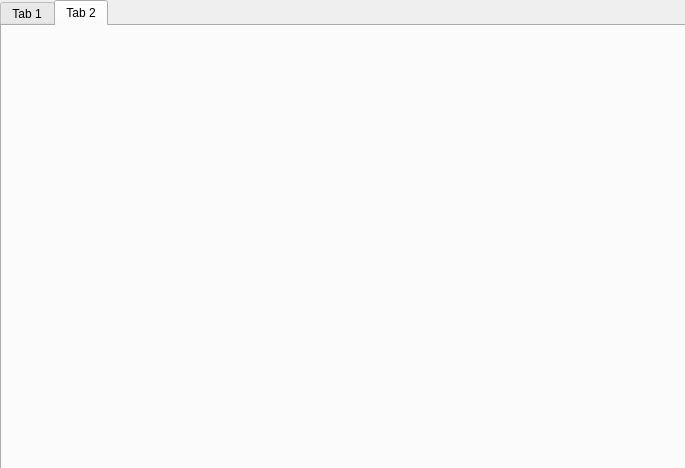
This is eco_cont_dialog_base.ui in MathieuChailloux/BioDispersal as Qt 5 draws it before an edit. The edited form follows.
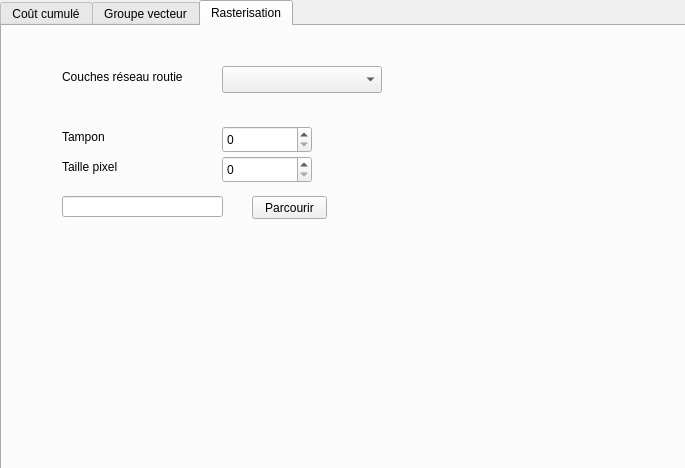
This is the edited form. The open tabs and pages were chosen to show the change. Custom widgets are drawn as their Qt base class.

Commit message: Adding groupVect tab. Connecting it to selectEntities function. Adding file utils.py.

```diff
--- a/eco_cont_dialog_base.ui
+++ b/eco_cont_dialog_base.ui
@@ -30,7 +30,7 @@
    </property>
    <widget class="QWidget" name="tab">
     <attribute name="title">
-     <string>Tab 1</string>
+     <string>Coût cumulé</string>
     </attribute>
     <widget class="QDialogButtonBox" name="button_box">
      <property name="geometry">
@@ -154,14 +154,198 @@
      </property>
     </widget>
    </widget>
+   <widget class="QWidget" name="tab_3">
+    <attribute name="title">
+     <string>Groupe vecteur</string>
+    </attribute>
+    <widget class="QLabel" name="label_7">
+     <property name="geometry">
+      <rect>
+       <x>130</x>
+       <y>60</y>
+       <width>121</width>
+       <height>21</height>
+      </rect>
+     </property>
+     <property name="text">
+      <string>Couche</string>
+     </property>
+    </widget>
+    <widget class="QgsMapLayerComboBox" name="groupVectMapLayer">
+     <property name="geometry">
+      <rect>
+       <x>290</x>
+       <y>60</y>
+       <width>160</width>
+       <height>27</height>
+      </rect>
+     </property>
+    </widget>
+    <widget class="QgsFieldExpressionWidget" name="groupVectFieldExpr">
+     <property name="geometry">
+      <rect>
+       <x>250</x>
+       <y>120</y>
+       <width>200</width>
+       <height>27</height>
+      </rect>
+     </property>
+    </widget>
+    <widget class="QLabel" name="label_8">
+     <property name="geometry">
+      <rect>
+       <x>100</x>
+       <y>120</y>
+       <width>121</width>
+       <height>21</height>
+      </rect>
+     </property>
+     <property name="text">
+      <string>Expression</string>
+     </property>
+    </widget>
+    <widget class="QLabel" name="label_9">
+     <property name="geometry">
+      <rect>
+       <x>100</x>
+       <y>190</y>
+       <width>61</width>
+       <height>21</height>
+      </rect>
+     </property>
+     <property name="text">
+      <string>Groupe</string>
+     </property>
+    </widget>
+    <widget class="QComboBox" name="groupVectGroup">
+     <property name="geometry">
+      <rect>
+       <x>250</x>
+       <y>190</y>
+       <width>69</width>
+       <height>22</height>
+      </rect>
+     </property>
+    </widget>
+    <widget class="QPushButton" name="groupVectRun">
+     <property name="geometry">
+      <rect>
+       <x>380</x>
+       <y>190</y>
+       <width>75</width>
+       <height>23</height>
+      </rect>
+     </property>
+     <property name="text">
+      <string>PushButton</string>
+     </property>
+    </widget>
+   </widget>
    <widget class="QWidget" name="tab_2">
     <attribute name="title">
-     <string>Tab 2</string>
+     <string>Rasterisation</string>
     </attribute>
+    <widget class="QLabel" name="label_4">
+     <property name="geometry">
+      <rect>
+       <x>60</x>
+       <y>40</y>
+       <width>121</width>
+       <height>21</height>
+      </rect>
+     </property>
+     <property name="text">
+      <string>Couches réseau routier</string>
+     </property>
+    </widget>
+    <widget class="QgsMapLayerComboBox" name="mMapLayerComboBox">
+     <property name="geometry">
+      <rect>
+       <x>220</x>
+       <y>40</y>
+       <width>160</width>
+       <height>27</height>
+      </rect>
+     </property>
+    </widget>
+    <widget class="QgsSpinBox" name="mQgsSpinBox">
+     <property name="geometry">
+      <rect>
+       <x>220</x>
+       <y>100</y>
+       <width>90</width>
+       <height>27</height>
+      </rect>
+     </property>
+    </widget>
+    <widget class="QLabel" name="label_5">
+     <property name="geometry">
+      <rect>
+       <x>60</x>
+       <y>100</y>
+       <width>121</width>
+       <height>21</height>
+      </rect>
+     </property>
+     <property name="text">
+      <string>Tampon</string>
+     </property>
+    </widget>
+    <widget class="QPushButton" name="pushButton_2">
+     <property name="geometry">
+      <rect>
+       <x>250</x>
+       <y>170</y>
+       <width>75</width>
+       <height>23</height>
+      </rect>
+     </property>
+     <property name="text">
+      <string>Parcourir</string>
+     </property>
+    </widget>
+    <widget class="QLineEdit" name="lineEdit_2">
+     <property name="geometry">
+      <rect>
+       <x>60</x>
+       <y>170</y>
+       <width>161</width>
+       <height>21</height>
+      </rect>
+     </property>
+    </widget>
+    <widget class="QLabel" name="label_6">
+     <property name="geometry">
+      <rect>
+       <x>60</x>
+       <y>130</y>
+       <width>121</width>
+       <height>21</height>
+      </rect>
+     </property>
+     <property name="text">
+      <string>Taille pixel</string>
+     </property>
+    </widget>
+    <widget class="QgsSpinBox" name="mQgsSpinBox_2">
+     <property name="geometry">
+      <rect>
+       <x>220</x>
+       <y>130</y>
+       <width>90</width>
+       <height>27</height>
+      </rect>
+     </property>
+    </widget>
    </widget>
   </widget>
  </widget>
  <customwidgets>
+  <customwidget>
+   <class>QgsFieldExpressionWidget</class>
+   <extends>QWidget</extends>
+   <header>qgis.gui</header>
+  </customwidget>
   <customwidget>
    <class>QgsMapLayerComboBox</class>
    <extends>QComboBox</extends>
```
Left out of the diff: 2 changed lines with no effect on the pictures. The commit also changes 3 other files.
